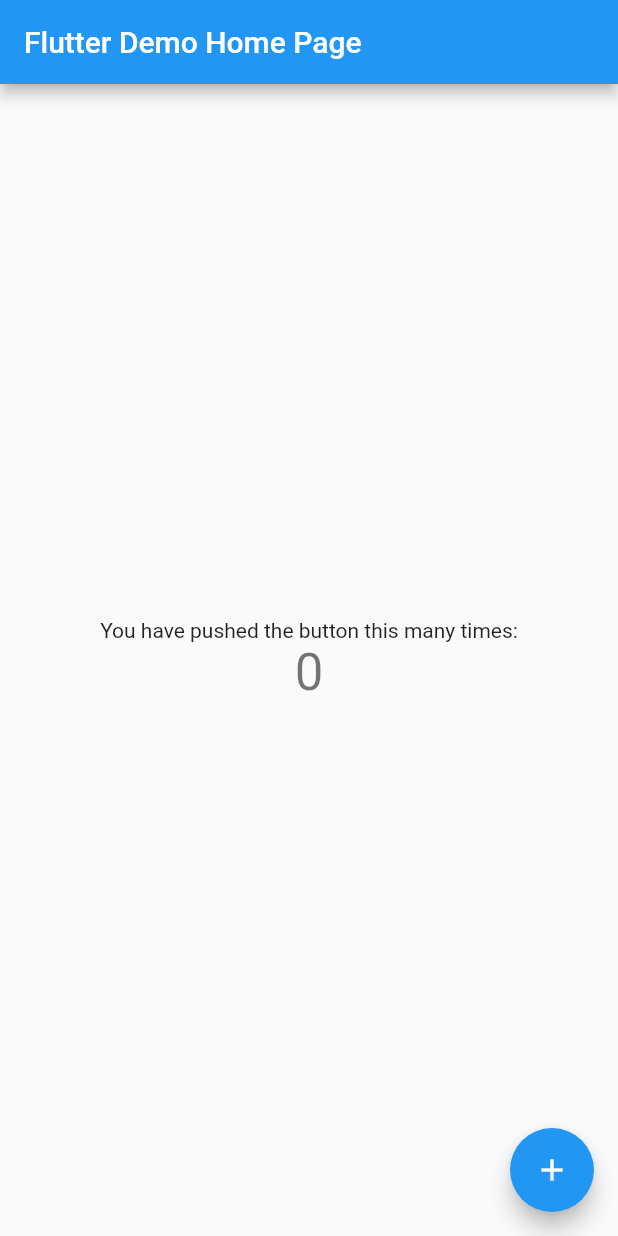
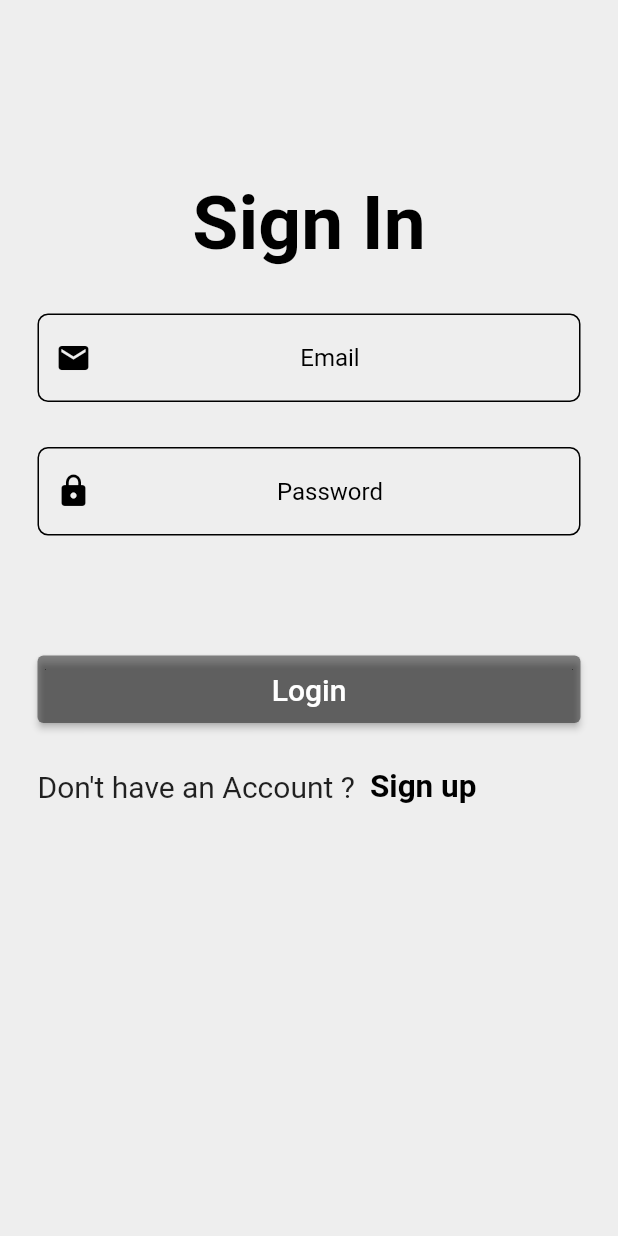
Before and after one commit to darkoskerlevski/employee-time-management-flutter, a Flutter app: the screen it shows after launch, on a phone screen of 412 x 824 dp. Run offline on Flutter 3.47's test engine with Material 2 defaults, Android fonts, the phone set to English and light mode, and no system bars; our stand-ins replace firebase_auth, firebase_core; accounts and stored records are empty.

Commit message:
[no-issue] implemented register and login screens

```diff
--- /dev/null
+++ b/lib/components/button.dart
@@ -0,0 +1,32 @@
+import 'package:flutter/material.dart';
+
+class LoginSignupButton extends StatelessWidget {
+  final String title;
+  final dynamic  ontapp;
+
+  LoginSignupButton({required this.title, required this.ontapp});
+
+  @override
+  Widget build(BuildContext context) {
+    return Container(
+      width: double.infinity,
+      child: SizedBox(
+        height: 45,
+        child: ElevatedButton(
+          onPressed:
+          ontapp,
+          child: Padding(
+            padding: const EdgeInsets.all(8.0),
+            child: Text(
+              title,
+              style: TextStyle(fontSize: 20),
+            ),
+          ),
+          style: ButtonStyle(
+            backgroundColor: MaterialStateProperty.all(Colors.black45),
+          ),
+        ),
+      ),
+    );
+  }
+}
--- /dev/null
+++ b/lib/constants.dart
@@ -0,0 +1,18 @@
+import 'package:flutter/material.dart';
+
+const kTextFieldDecoration = InputDecoration(
+  hintText: 'Enter a value',
+  hintStyle: TextStyle(color: Colors.black),
+  contentPadding: EdgeInsets.symmetric(vertical: 20.0, horizontal: 20.0),
+  border: OutlineInputBorder(
+    borderRadius: BorderRadius.all(Radius.circular(7)),
+  ),
+  enabledBorder: OutlineInputBorder(
+    borderSide: BorderSide(color: Colors.black, width: 1.0),
+    borderRadius: BorderRadius.all(Radius.circular(7.0)),
+  ),
+  focusedBorder: OutlineInputBorder(
+    borderSide: BorderSide(color: Colors.black, width: 1.5),
+    borderRadius: BorderRadius.all(Radius.circular(7)),
+  ),
+);
--- a/lib/main.dart
+++ b/lib/main.dart
@@ -1,115 +1,29 @@
+import 'package:etm_flutter/screens/home_screen.dart';
+import 'package:firebase_core/firebase_core.dart';
 import 'package:flutter/material.dart';
+import 'Screens/Login_Screen.dart';
 
-void main() {
-  runApp(const MyApp());
+void main()async {
+  WidgetsFlutterBinding.ensureInitialized();
+  await Firebase.initializeApp();
+  runApp(
+    MyApp(),
+  );
 }
 
 class MyApp extends StatelessWidget {
-  const MyApp({Key? key}) : super(key: key);
-
   // This widget is the root of your application.
   @override
   Widget build(BuildContext context) {
     return MaterialApp(
-      title: 'Flutter Demo',
+      title: 'Employee Time Management',
       theme: ThemeData(
-        // This is the theme of your application.
-        //
-        // Try running your application with "flutter run". You'll see the
-        // application has a blue toolbar. Then, without quitting the app, try
-        // changing the primarySwatch below to Colors.green and then invoke
-        // "hot reload" (press "r" in the console where you ran "flutter run",
-        // or simply save your changes to "hot reload" in a Flutter IDE).
-        // Notice that the counter didn't reset back to zero; the application
-        // is not restarted.
         primarySwatch: Colors.blue,
       ),
-      home: const MyHomePage(title: 'Flutter Demo Home Page'),
+      home:LoginScreen(),
+      routes: {
+        '/homescreen' : (_) => HomeScreen()
+      },
     );
   }
 }
-
-class MyHomePage extends StatefulWidget {
-  const MyHomePage({Key? key, required this.title}) : super(key: key);
-
-  // This widget is the home page of your application. It is stateful, meaning
-  // that it has a State object (defined below) that contains fields that affect
-  // how it looks.
-
-  // This class is the configuration for the state. It holds the values (in this
-  // case the title) provided by the parent (in this case the App widget) and
-  // used by the build method of the State. Fields in a Widget subclass are
-  // always marked "final".
-
-  final String title;
-
-  @override
-  State<MyHomePage> createState() => _MyHomePageState();
-}
-
-class _MyHomePageState extends State<MyHomePage> {
-  int _counter = 0;
-
-  void _incrementCounter() {
-    setState(() {
-      // This call to setState tells the Flutter framework that something has
-      // changed in this State, which causes it to rerun the build method below
-      // so that the display can reflect the updated values. If we changed
-      // _counter without calling setState(), then the build method would not be
-      // called again, and so nothing would appear to happen.
-      _counter++;
-    });
-  }
-
-  @override
-  Widget build(BuildContext context) {
-    // This method is rerun every time setState is called, for instance as done
-    // by the _incrementCounter method above.
-    //
-    // The Flutter framework has been optimized to make rerunning build methods
-    // fast, so that you can just rebuild anything that needs updating rather
-    // than having to individually change instances of widgets.
-    return Scaffold(
-      appBar: AppBar(
-        // Here we take the value from the MyHomePage object that was created by
-        // the App.build method, and use it to set our appbar title.
-        title: Text(widget.title),
-      ),
-      body: Center(
-        // Center is a layout widget. It takes a single child and positions it
-        // in the middle of the parent.
-        child: Column(
-          // Column is also a layout widget. It takes a list of children and
-          // arranges them vertically. By default, it sizes itself to fit its
-          // children horizontally, and tries to be as tall as its parent.
-          //
-          // Invoke "debug painting" (press "p" in the console, choose the
-          // "Toggle Debug Paint" action from the Flutter Inspector in Android
-          // Studio, or the "Toggle Debug Paint" command in Visual Studio Code)
-          // to see the wireframe for each widget.
-          //
-          // Column has various properties to control how it sizes itself and
-          // how it positions its children. Here we use mainAxisAlignment to
-          // center the children vertically; the main axis here is the vertical
-          // axis because Columns are vertical (the cross axis would be
-          // horizontal).
-          mainAxisAlignment: MainAxisAlignment.center,
-          children: <Widget>[
-            const Text(
-              'You have pushed the button this many times:',
-            ),
-            Text(
-              '$_counter',
-              style: Theme.of(context).textTheme.headline4,
-            ),
-          ],
-        ),
-      ),
-      floatingActionButton: FloatingActionButton(
-        onPressed: _incrementCounter,
-        tooltip: 'Increment',
-        child: const Icon(Icons.add),
-      ), // This trailing comma makes auto-formatting nicer for build methods.
-    );
-  }
-}
--- /dev/null
+++ b/lib/screens/login_screen.dart
@@ -0,0 +1,169 @@
+import 'package:flutter/material.dart';
+import 'package:flutter/services.dart';
+import 'package:firebase_auth/firebase_auth.dart';
+import 'package:etm_flutter/components/button.dart';
+import '../constants.dart';
+import 'home_screen.dart';
+import 'register_screen.dart';
+
+class LoginScreen extends StatefulWidget {
+  @override
+  _LoginScreenState createState() => _LoginScreenState();
+}
+
+class _LoginScreenState extends State<LoginScreen> {
+  final formkey = GlobalKey<FormState>();
+  final _auth = FirebaseAuth.instance;
+  String email = '';
+  String password = '';
+  bool isloading = false;
+
+  @override
+  Widget build(BuildContext context) {
+    return Scaffold(
+      body: isloading
+          ? Center(
+        child: CircularProgressIndicator(),
+      )
+          : Form(
+        key: formkey,
+        child: AnnotatedRegion<SystemUiOverlayStyle>(
+          value: SystemUiOverlayStyle.light,
+          child: Stack(
+            children: [
+              Container(
+                height: double.infinity,
+                width: double.infinity,
+                color: Colors.grey[200],
+                child: SingleChildScrollView(
+                  padding:
+                  EdgeInsets.symmetric(horizontal: 25, vertical: 120),
+                  child: Column(
+                    mainAxisAlignment: MainAxisAlignment.center,
+                    children: [
+                      Text(
+                        "Sign In",
+                        style: TextStyle(
+                            fontSize: 50,
+                            color: Colors.black,
+                            fontWeight: FontWeight.bold),
+                      ),
+                      SizedBox(height: 30),
+                      TextFormField(
+                        keyboardType: TextInputType.emailAddress,
+                        onChanged: (value) {
+                          email = value;
+                        },
+                        validator: (value) {
+                          if (value!.isEmpty) {
+                            return "Please enter Email";
+                          }
+                        },
+                        textAlign: TextAlign.center,
+                        decoration: kTextFieldDecoration.copyWith(
+                          hintText: 'Email',
+                          prefixIcon: Icon(
+                            Icons.email,
+                            color: Colors.black,
+                          ),
+                        ),
+                      ),
+                      SizedBox(height: 30),
+                      TextFormField(
+                        obscureText: true,
+                        validator: (value) {
+                          if (value!.isEmpty) {
+                            return "Please enter Password";
+                          }
+                        },
+                        onChanged: (value) {
+                          password = value;
+                        },
+                        textAlign: TextAlign.center,
+                        decoration: kTextFieldDecoration.copyWith(
+                            hintText: 'Password',
+                            prefixIcon: Icon(
+                              Icons.lock,
+                              color: Colors.black,
+                            )),
+                      ),
+                      SizedBox(height: 80),
+                      LoginSignupButton(
+                        title: 'Login',
+                        ontapp: () async {
+                          if (formkey.currentState!.validate()) {
+                            setState(() {
+                              isloading = true;
+                            });
+                            try {
+                              await _auth.signInWithEmailAndPassword(
+                                  email: email, password: password);
+                              await Navigator.of(context).push(MaterialPageRoute(builder: (context) => HomeScreen()));
+                              setState(() {
+                                isloading = false;
+                              });
+                            } on FirebaseAuthException catch (e) {
+                              showDialog(
+                                context: context,
+                                builder: (ctx) => AlertDialog(
+                                  title: Text("Ops! Login Failed"),
+                                  content: Text('${e.message}'),
+                                  actions: [
+                                    TextButton(
+                                      onPressed: () {
+                                        Navigator.of(ctx).pop();
+                                      },
+                                      child: Text('Okay'),
+                                    )
+                                  ],
+                                ),
+                              );
+                              print(e);
+                            }
+                            setState(() {
+                              isloading = false;
+                            });
+                          }
+                        },
+                      ),
+                      SizedBox(height: 30),
+                      GestureDetector(
+                        onTap: () {
+                          Navigator.of(context).push(
+                            MaterialPageRoute(
+                              builder: (context) => SignupScreen(),
+                            ),
+                          );
+                        },
+                        child: Row(
+                          children: [
+                            Text(
+                              "Don't have an Account ?",
+                              style: TextStyle(
+                                  fontSize: 20, color: Colors.black87),
+                            ),
+                            SizedBox(width: 10),
+                            Hero(
+                              tag: '1',
+                              child: Text(
+                                'Sign up',
+                                style: TextStyle(
+                                    fontSize: 21,
+                                    fontWeight: FontWeight.bold,
+                                    color: Colors.black),
+                              ),
+                            )
+                          ],
+                        ),
+                      )
+                    ],
+                  ),
+                ),
+              )
+            ],
+          ),
+        ),
+      ),
+    );
+  }
+}
--- a/pubspec.yaml
+++ b/pubspec.yaml
@@ -29,6 +29,9 @@ environment:
 dependencies:
   flutter:
     sdk: flutter
+  firebase_auth: ^3.3.8
+  firebase_core: ^1.12.0
+  firebase_database: ^9.0.7
 
 
   # The following adds the Cupertino Icons font to your application.
```
Also changed, not shown: lib/screens/home_screen.dart (added, +36 -0 lines), lib/screens/register_screen.dart (added, +159 -0 lines), pubspec.lock, 3 other files.
